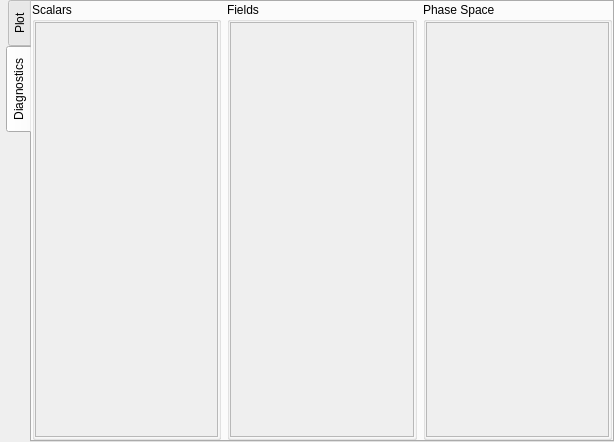
Above: scripts/TPUPMC/smileiQtPlot.ui from SmileiPIC/Smilei before the change. Below: the same form after it.
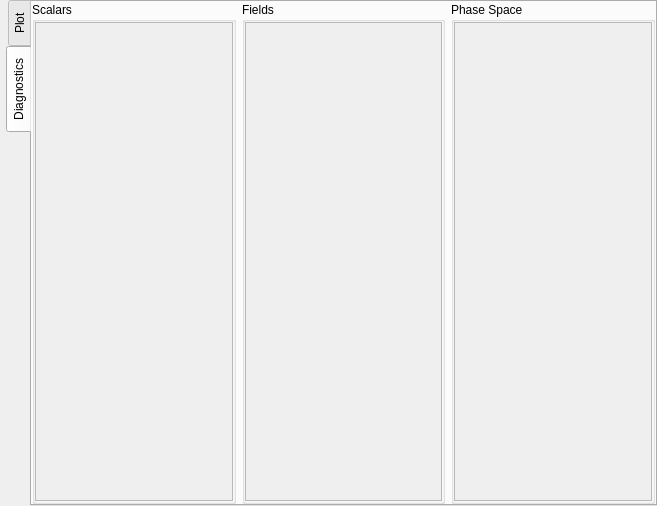
That is the form after the change.

Commit message: TPUPMC fix plot scale in gui

What changed in the file:
```diff
--- a/scripts/TPUPMC/smileiQtPlot.ui
+++ b/scripts/TPUPMC/smileiQtPlot.ui
@@ -6,8 +6,8 @@
    <rect>
     <x>0</x>
     <y>0</y>
-    <width>614</width>
-    <height>442</height>
+    <width>657</width>
+    <height>506</height>
    </rect>
   </property>
   <property name="windowTitle">
@@ -141,8 +141,8 @@
               <rect>
                <x>0</x>
                <y>0</y>
-               <width>174</width>
-               <height>409</height>
+               <width>189</width>
+               <height>473</height>
               </rect>
              </property>
              <layout class="QVBoxLayout" name="verticalLayout_5">
@@ -178,8 +178,8 @@
               <rect>
                <x>0</x>
                <y>0</y>
-               <width>175</width>
-               <height>409</height>
+               <width>188</width>
+               <height>473</height>
               </rect>
              </property>
              <layout class="QVBoxLayout" name="verticalLayout_6">
@@ -215,8 +215,8 @@
               <rect>
                <x>0</x>
                <y>0</y>
-               <width>174</width>
-               <height>409</height>
+               <width>189</width>
+               <height>473</height>
               </rect>
              </property>
              <layout class="QVBoxLayout" name="verticalLayout_8">
```
Left out of the diff: 11 changed lines with no effect on the pictures. The commit also changes 6 other files.
